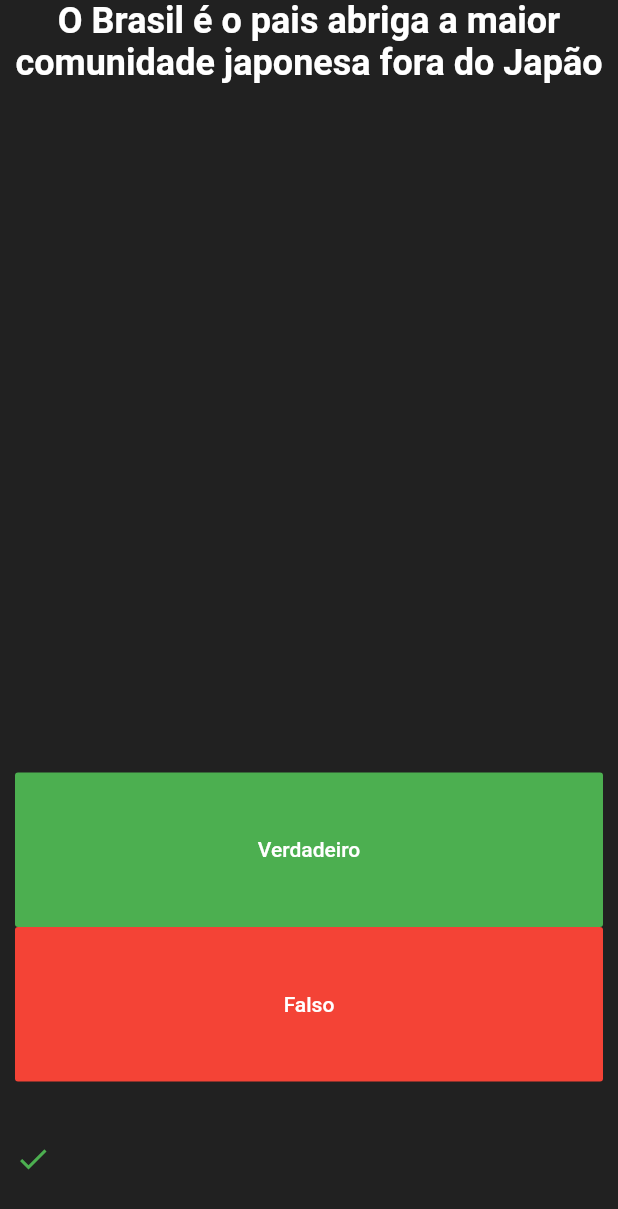
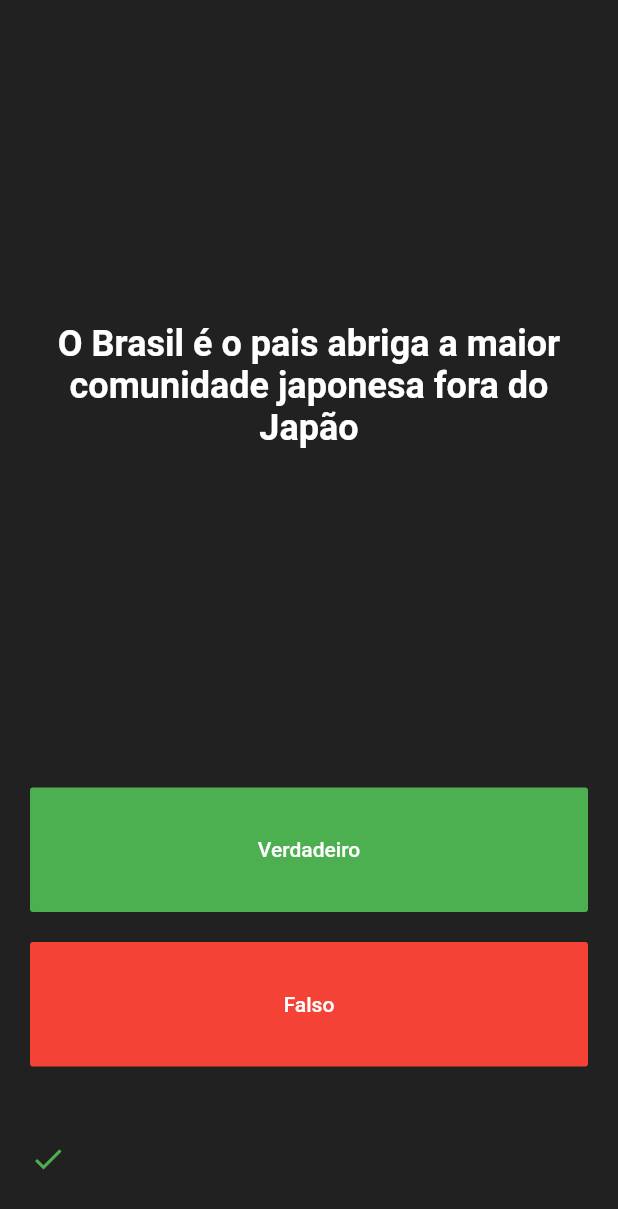
Before and after one commit to Thanyla/quizFlutter, a Flutter app: the screen it shows after launch, on a phone screen of 412 x 824 dp. Shown: the top 1209 px of the screen. Run offline on Flutter 3.47's test engine with Material 2 defaults, Android fonts, the phone set to English and light mode, and no system bars.

Commit message:
Ajuste nos widgets  da interface

```diff
--- a/quiz_flutter/lib/main.dart
+++ b/quiz_flutter/lib/main.dart
@@ -30,10 +30,14 @@ class _QuizPageState extends State<QuizPage> {
   @override
   Widget build(BuildContext context) {
     return Column(
+      mainAxisAlignment: MainAxisAlignment.spaceBetween,
       crossAxisAlignment: CrossAxisAlignment.stretch,
       children: <Widget>[
         Expanded(
           flex: 5,
+          child: Padding(
+            padding: EdgeInsets.all(10.0),
+            child: Center(
               child: Text(
                 "O Brasil é o pais abriga a maior comunidade japonesa fora do Japão",
                 textAlign: TextAlign.center,
@@ -43,8 +47,12 @@ class _QuizPageState extends State<QuizPage> {
                     fontWeight: FontWeight.bold
                 ),
               ),
+            )
+          )
         ),
         Expanded(
+          child: Padding(
+            padding: EdgeInsets.all(10.0),
             child: FlatButton(
               color: Colors.green,
               onPressed: (){},
@@ -56,8 +64,11 @@ class _QuizPageState extends State<QuizPage> {
                 ),
               ),
             ),
+          )
         ),
         Expanded(
+          child: Padding(
+            padding: EdgeInsets.all(10.0),
             child: FlatButton(
               color: Colors.red,
               onPressed: (){},
@@ -69,8 +80,11 @@ class _QuizPageState extends State<QuizPage> {
                 ),
               ),
             ),
+          )
         ),
         Expanded(
+          child: Padding(
+            padding: EdgeInsets.all(10.0),
             child: Row(
               children: <Widget>[
                 const Icon(
@@ -79,6 +93,7 @@ class _QuizPageState extends State<QuizPage> {
                 )
               ],
             ),
+          )
         )
       ],
     );
```
Lines whose indentation alone changed are shown as unchanged.
